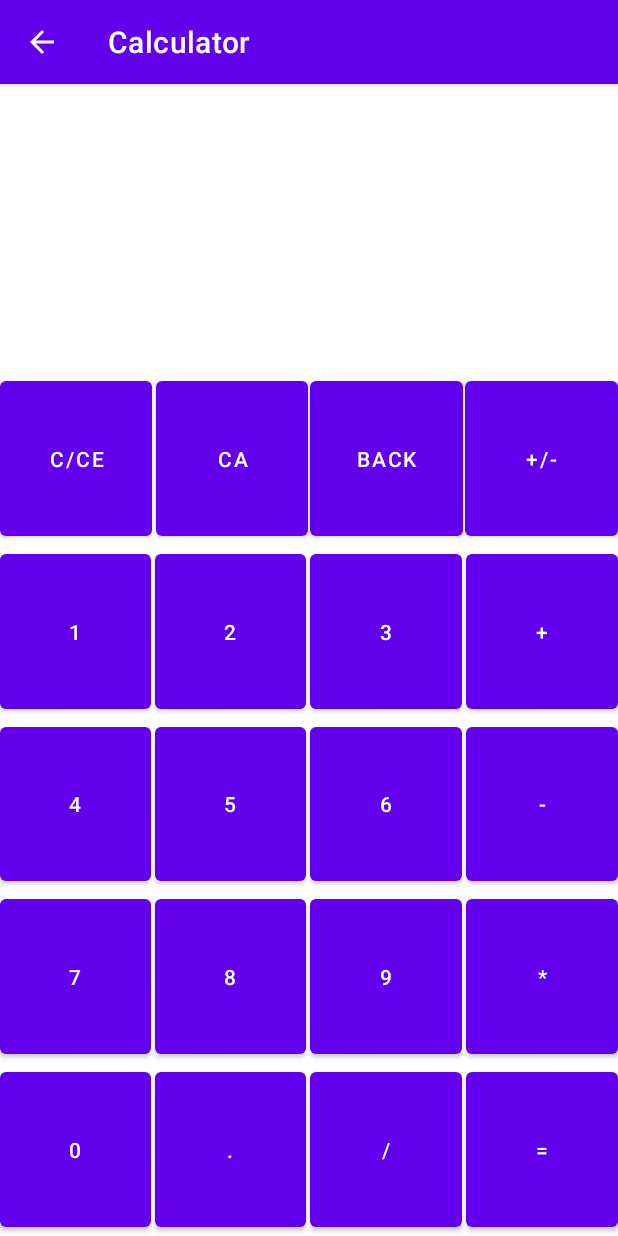
After one commit to mbarancewicz/android-calculator, an Android app: the ExtendedCalcActivity screen opened directly, with no data from a screen before it, on a phone screen of 412 x 824 dp. The commit adds this screen. Run offline under Robolectric (Android 15) with nearby library versions, the phone set to English and light mode, and no system bars.

Commit message:
implemented abstract calc class, added extended calc

```diff
--- a/app/src/main/java/com/example/calculator/MainActivity.kt
+++ b/app/src/main/java/com/example/calculator/MainActivity.kt
@@ -1,9 +1,11 @@
 package com.example.calculator
 
 import android.content.Intent
-import androidx.appcompat.app.AppCompatActivity
 import android.os.Bundle
 import android.view.View
+import androidx.appcompat.app.AppCompatActivity
+import com.example.calculator.calc.ExtendedCalcActivity
+import com.example.calculator.calc.StandardCalcActivity
 
 class MainActivity : AppCompatActivity() {
     override fun onCreate(savedInstanceState: Bundle?) {
@@ -20,6 +22,11 @@ class MainActivity : AppCompatActivity() {
         startActivity(intent)
     }
 
+    fun startExtendedCalc(view: View) {
+        val intent = Intent(this, ExtendedCalcActivity::class.java)
+        startActivity(intent)
+    }
+
     fun startAbout(view: View) {
         val intent = Intent(this, AboutActivity::class.java)
         startActivity(intent)
--- a/app/src/main/java/com/example/calculator/StandardCalcActivity.kt
+++ b/app/src/main/java/com/example/calculator/calc/CalcActivity.kt
@@ -1,23 +1,24 @@
-package com.example.calculator
+package com.example.calculator.calc
 
 import android.os.Bundle
-import android.util.Log
 import android.view.View
 import android.widget.ScrollView
 import android.widget.TextView
 import android.widget.Toast
 import androidx.appcompat.app.AppCompatActivity
+import com.example.calculator.R
 import com.example.calculator.backend.Equation
 import com.example.calculator.backend.Number
 
+abstract class CalcActivity : AppCompatActivity() {
+    abstract fun setLayout(): Int
 
-class StandardCalcActivity : AppCompatActivity() {
     private var number = Number()
     private var equation = Equation()
 
     override fun onCreate(savedInstanceState: Bundle?) {
         super.onCreate(savedInstanceState)
-        setContentView(R.layout.activity_standard)
+        setContentView(setLayout())
     }
 
     fun insertNumber(v: View) {
@@ -105,6 +106,3 @@ class StandardCalcActivity : AppCompatActivity() {
         }
     }
 }
-
-// TODO
-//  poprawa czcionki i rozmiaru
--- /dev/null
+++ b/app/src/main/java/com/example/calculator/calc/ExtendedCalcActivity.kt
@@ -0,0 +1,8 @@
+package com.example.calculator.calc
+
+import com.example.calculator.R
+
+class ExtendedCalcActivity : CalcActivity() {
+    override fun setLayout(): Int = R.layout.activity_extended_calc
+
+}
--- /dev/null
+++ b/app/src/main/java/com/example/calculator/calc/StandardCalcActivity.kt
@@ -0,0 +1,11 @@
+package com.example.calculator.calc
+
+import com.example.calculator.R
+
+
+class StandardCalcActivity : CalcActivity() {
+    override fun setLayout(): Int = R.layout.activity_standard
+}
+
+// TODO
+//  poprawa czcionki i rozmiaru
--- /dev/null
+++ b/app/src/main/res/layout/activity_extended_calc.xml
@@ -0,0 +1,308 @@
+<?xml version="1.0" encoding="utf-8"?>
+<androidx.constraintlayout.widget.ConstraintLayout xmlns:android="http://schemas.android.com/apk/res/android"
+    xmlns:app="http://schemas.android.com/apk/res-auto"
+    xmlns:tools="http://schemas.android.com/tools"
+    android:layout_width="match_parent"
+    android:layout_height="match_parent"
+    tools:context=".calc.ExtendedCalcActivity">
+
+
+    <ScrollView
+        android:id="@+id/scrollable"
+        android:layout_width="fill_parent"
+        android:layout_height="0dp"
+        android:fillViewport="true"
+        android:scrollbars="vertical"
+        app:layout_constraintHeight_percent="0.07"
+        app:layout_constraintBottom_toTopOf="@+id/display"
+        app:layout_constraintEnd_toEndOf="parent"
+        app:layout_constraintStart_toStartOf="parent"
+        app:layout_constraintTop_toTopOf="parent">
+
+        <TextView
+            android:id="@+id/equationDisplay"
+            android:layout_width="match_parent"
+            android:layout_height="match_parent"
+            android:gravity="right|center_vertical"
+            android:text=""
+            app:layout_constraintBottom_toTopOf="@+id/display"
+            app:layout_constraintEnd_toEndOf="parent"
+            app:layout_constraintStart_toStartOf="parent"
+            app:layout_constraintTop_toTopOf="parent" />
+    </ScrollView>
+
+    <TextView
+        android:id="@+id/display"
+        android:layout_width="match_parent"
+        android:layout_height="0dp"
+        android:gravity="right|center_vertical"
+        android:text=""
+        android:textStyle="bold"
+        app:layout_constraintBottom_toTopOf="@+id/linearLayout"
+        app:layout_constraintEnd_toEndOf="parent"
+        app:layout_constraintHeight_percent="0.13"
+        app:layout_constraintStart_toStartOf="parent"
+        app:layout_constraintTop_toTopOf="parent" />
+
+    <LinearLayout
+        android:id="@+id/linearLayout"
+        android:layout_width="match_parent"
+        android:layout_height="0dp"
+        android:orientation="horizontal"
+        app:layout_constraintBottom_toTopOf="@+id/linearLayout3"
+        app:layout_constraintEnd_toEndOf="parent"
+        app:layout_constraintHeight_percent="0.15"
+        app:layout_constraintStart_toStartOf="parent">
+
+        <Button
+            android:id="@+id/button13"
+            android:layout_width="wrap_content"
+            android:layout_height="match_parent"
+            android:layout_weight="1"
+            android:layout_marginEnd="1.5dp"
+            android:onClick="clearNumber"
+            android:text="@string/clearClearEverythingButton" />
+
+        <Button
+            android:id="@+id/button12"
+            android:layout_width="wrap_content"
+            android:layout_height="match_parent"
+            android:layout_weight="1"
+            android:layout_marginStart="1.5dp"
+            android:text="@string/clearAllButton"
+            android:onClick="clearAll"/>
+
+        <Button
+            android:id="@+id/button37"
+            android:layout_width="wrap_content"
+            android:layout_height="match_parent"
+            android:layout_weight="1"
+            android:layout_marginStart="1.5dp"
+            android:text="@string/backButton"
+            android:onClick="clearLast"/>
+
+        <Button
+            android:id="@+id/button38"
+            android:layout_width="wrap_content"
+            android:layout_height="match_parent"
+            android:layout_weight="1"
+            android:layout_marginStart="1.5dp"
+            android:text="@string/toggleSignButton"
+            android:onClick="toggleSign"/>
+
+    </LinearLayout>
+
+    <LinearLayout
+        android:id="@+id/linearLayout3"
+        android:layout_width="match_parent"
+        android:layout_height="0dp"
+        android:orientation="horizontal"
+        app:layout_constraintBottom_toTopOf="@+id/linearLayout5"
+        app:layout_constraintEnd_toEndOf="parent"
+        app:layout_constraintHeight_percent="0.15"
+        app:layout_constraintStart_toStartOf="parent">
+
+        <Button
+            android:id="@+id/button10"
+            android:layout_width="wrap_content"
+            android:layout_height="match_parent"
+            android:layout_weight="1"
+            android:layout_marginEnd="1.5dp"
+            android:tag="1"
+            android:onClick="insertNumber"
+            android:text="@string/digitOneButton" />
+
+        <Button
+            android:id="@+id/button9"
+            android:layout_width="wrap_content"
+            android:layout_height="match_parent"
+            android:layout_weight="1"
+            android:layout_marginStart="1.5dp"
+            android:layout_marginEnd="1.5dp"
+            android:tag="2"
+            android:onClick="insertNumber"
+            android:text="@string/digitTwoButton" />
+
+        <Button
+            android:id="@+id/button8"
+            android:layout_width="wrap_content"
+            android:layout_height="match_parent"
+            android:layout_weight="1"
+            android:layout_marginStart="1.5dp"
+            android:layout_marginEnd="1.5dp"
+            android:tag="3"
+            android:onClick="insertNumber"
+            android:text="@string/digitThreeButton" />
+
+        <Button
+            android:id="@+id/button7"
+            android:layout_width="wrap_content"
+            android:layout_height="match_parent"
+            android:layout_weight="1"
+            android:layout_marginStart="1.5dp"
+            android:tag="+"
+            android:onClick="insertOperator"
+            android:text="@string/operatorPlusButton" />
+
+    </LinearLayout>
+
+    <LinearLayout
+        android:id="@+id/linearLayout5"
+        android:layout_width="match_parent"
+        android:layout_height="0dp"
+        android:orientation="horizontal"
+        app:layout_constraintBottom_toTopOf="@+id/linearLayout2"
+        app:layout_constraintEnd_toEndOf="parent"
+        app:layout_constraintHeight_percent="0.15"
+        app:layout_constraintStart_toStartOf="parent">
+
+        <Button
+            android:id="@+id/button14"
+            android:layout_width="wrap_content"
+            android:layout_height="match_parent"
+            android:layout_weight="1"
+            android:layout_marginEnd="1.5dp"
+            android:tag="4"
+            android:onClick="insertNumber"
+            android:text="@string/digitFourButton" />
+
+        <Button
+            android:id="@+id/button15"
+            android:layout_width="wrap_content"
+            android:layout_height="match_parent"
+            android:layout_weight="1"
+            android:layout_marginStart="1.5dp"
+            android:layout_marginEnd="1.5dp"
+            android:tag="5"
+            android:onClick="insertNumber"
+            android:text="@string/digitFiveButton" />
+
+        <Button
+            android:id="@+id/button16"
+            android:layout_width="wrap_content"
+            android:layout_height="match_parent"
+            android:layout_weight="1"
+            android:layout_marginStart="1.5dp"
+            android:layout_marginEnd="1.5dp"
+            android:tag="6"
+            android:onClick="insertNumber"
+            android:text="@string/digitSixButton" />
+
+        <Button
+            android:id="@+id/button17"
+            android:layout_width="wrap_content"
+            android:layout_height="match_parent"
+            android:layout_weight="1"
+            android:layout_marginStart="1.5dp"
+            android:tag="-"
+            android:onClick="insertOperator"
+            android:text="@string/operatorMinusButton" />
+    </LinearLayout>
+
+    <LinearLayout
+        android:id="@+id/linearLayout2"
+        android:layout_width="match_parent"
+        android:layout_height="0dp"
+        android:orientation="horizontal"
+        app:layout_constraintBottom_toTopOf="@+id/linearLayout6"
+        app:layout_constraintEnd_toEndOf="parent"
+        app:layout_constraintHeight_percent="0.15"
+        app:layout_constraintStart_toStartOf="parent">
+
+        <Button
+            android:id="@+id/button18"
+            android:layout_width="wrap_content"
+            android:layout_height="match_parent"
+            android:layout_weight="1"
+            android:layout_marginEnd="1.5dp"
+            android:tag="7"
+            android:onClick="insertNumber"
+            android:text="@string/digitSevenButton" />
+
+        <Button
+            android:id="@+id/button19"
+            android:layout_width="wrap_content"
+            android:layout_height="match_parent"
+            android:layout_weight="1"
+            android:layout_marginStart="1.5dp"
+            android:layout_marginEnd="1.5dp"
+            android:tag="8"
+            android:onClick="insertNumber"
+            android:text="@string/digitEightButton" />
+
+        <Button
+            android:id="@+id/button20"
+            android:layout_width="wrap_content"
+            android:layout_height="match_parent"
+            android:layout_weight="1"
+            android:layout_marginStart="1.5dp"
+            android:layout_marginEnd="1.5dp"
+            android:tag="9"
+            android:onClick="insertNumber"
+            android:text="@string/digitNineButton" />
+
+        <Button
+            android:id="@+id/button25"
+            android:layout_width="wrap_content"
+            android:layout_height="match_parent"
+            android:layout_weight="1"
+            android:layout_marginStart="1.5dp"
+            android:tag="*"
+            android:onClick="insertOperator"
+            android:text="@string/operatorMultiplyButton" />
+
+    </LinearLayout>
+
+    <LinearLayout
+        android:id="@+id/linearLayout6"
+        android:layout_width="match_parent"
+        android:orientation="horizontal"
+        android:layout_height="0dp"
+        app:layout_constraintHeight_percent="0.15"
+        app:layout_constraintBottom_toBottomOf="parent"
+        app:layout_constraintEnd_toEndOf="parent"
+        app:layout_constraintStart_toStartOf="parent">
+
+        <Button
+            android:id="@+id/button22"
+            android:layout_width="wrap_content"
+            android:layout_height="match_parent"
+            android:layout_weight="1"
+            android:layout_marginEnd="1.5dp"
+            android:tag="0"
+            android:onClick="insertNumber"
+            android:text="@string/digitZeroButton" />
+
+        <Button
+            android:id="@+id/button23"
+            android:layout_width="wrap_content"
+            android:layout_height="match_parent"
+            android:layout_weight="1"
+            android:layout_marginStart="1.5dp"
+            android:layout_marginEnd="1.5dp"
+            android:tag="."
+            android:onClick="insertNumber"
+            android:text="@string/digitPointButton" />
+
+        <Button
+            android:id="@+id/button21"
+            android:layout_width="wrap_content"
+            android:layout_height="match_parent"
+            android:layout_weight="1"
+            android:layout_marginStart="1.5dp"
+            android:layout_marginEnd="1.5dp"
+            android:tag="/"
+            android:onClick="insertOperator"
+            android:text="@string/operatorDivisionButton" />
+
+        <Button
+            android:id="@+id/button24"
+            android:layout_width="wrap_content"
+            android:layout_height="match_parent"
+            android:layout_weight="1"
+            android:layout_marginStart="1.5dp"
+            android:tag="="
+            android:onClick="evaluate"
+            android:text="@string/evaluateButton" />
+    </LinearLayout>
+</androidx.constraintlayout.widget.ConstraintLayout>
--- a/app/src/main/res/layout/activity_main.xml
+++ b/app/src/main/res/layout/activity_main.xml
@@ -41,6 +41,7 @@
             android:id="@+id/button2"
             android:layout_width="match_parent"
             android:layout_height="wrap_content"
+            android:onClick="startExtendedCalc"
             android:text="@string/extendedCalcButton" />
 
         <Button
```
Also changed, not shown: app/src/main/AndroidManifest.xml (+11 -3 lines).
